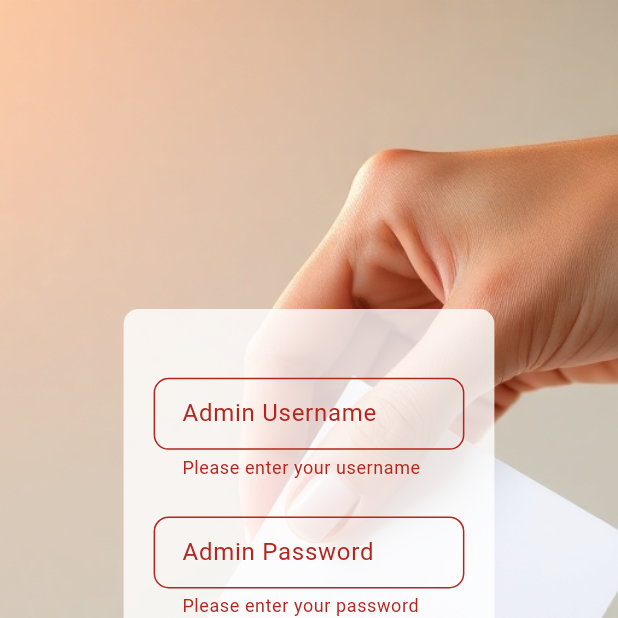
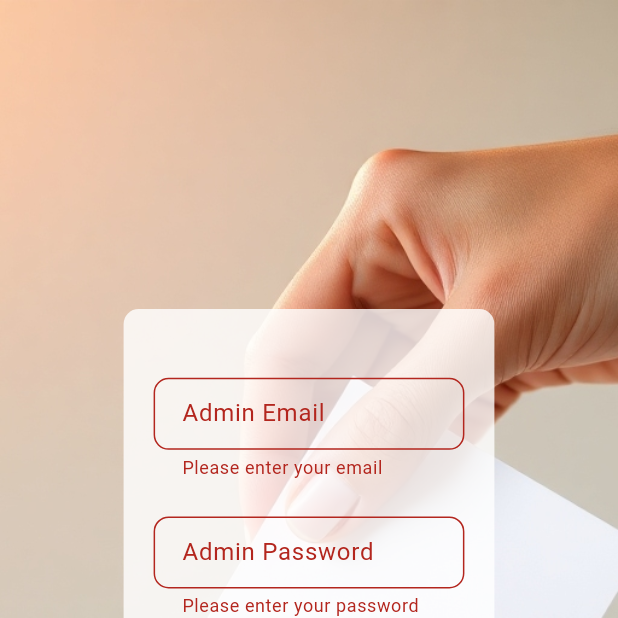
Before and after one commit to luqmanmatloob/polling-app-client, a Flutter app: the AdminLoginWithFields screen opened directly, after a tap on "Login", on a phone screen of 412 x 824 dp, the top half of it. Run offline on Flutter 3.47's test engine with Material 3 defaults, Android fonts, the phone set to English and light mode, and no system bars; our stand-ins replace flutter_dotenv, shared_preferences; accounts and stored records are empty.

```diff
--- a/lib/AdminScreens/admin_login.dart
+++ b/lib/AdminScreens/admin_login.dart
@@ -1,9 +1,15 @@
+import 'dart:convert';
+import 'dart:developer'; // Import the log package
+
 import 'package:flutter/material.dart';
+import 'package:http/http.dart' as http;
 import 'package:polling_app/AdminScreens/admin_home.dart';
 import 'package:polling_app/AdminScreens/admin_register.dart';
+import 'package:shared_preferences/shared_preferences.dart';
 
 class AdminLoginWithFields extends StatefulWidget {
   const AdminLoginWithFields({super.key});
+
   @override
   State<StatefulWidget> createState() {
     return _AdminLoginWithFieldsState();
@@ -13,25 +19,71 @@ class AdminLoginWithFields extends StatefulWidget {
 class _AdminLoginWithFieldsState extends State<AdminLoginWithFields> {
   final TextEditingController _usernameController = TextEditingController();
   final TextEditingController _passwordController = TextEditingController();
-  final _formKey = GlobalKey<FormState>();
-// Example admin credentials
-  final String _adminUsername = "admin";
-  final String _adminPassword = "admin123";
-  void _login() {
-    if (_formKey.currentState!.validate()) {
-      final enteredUsername = _usernameController.text.trim();
-      final enteredPassword = _passwordController.text.trim();
-      if (enteredUsername == _adminUsername &&
-          enteredPassword == _adminPassword) {
-        Navigator.push(
+
+  String? _usernameError;
+  String? _passwordError;
+
+  // Function to handle API login
+  Future<void> _login() async {
+    // Validate form inputs
+    setState(() {
+      _usernameError = null;
+      _passwordError = null;
+
+      if (_usernameController.text.isEmpty) {
+        _usernameError = 'Please enter your email';
+      }
+      if (_passwordController.text.isEmpty) {
+        _passwordError = 'Please enter your password';
+      }
+    });
+
+    if (_usernameError == null && _passwordError == null) {
+      final email = _usernameController.text.trim();
+      final password = _passwordController.text.trim();
+
+      final url = Uri.parse('http://localhost:5000/api/auth/login');
+      final headers = {"Content-Type": "application/json"};
+      final body = jsonEncode({
+        "email": email,
+        "password": password,
+      });
+
+      try {
+        final response = await http.post(url, headers: headers, body: body);
+
+        if (response.statusCode == 200) {
+          final responseBody = jsonDecode(response.body);
+          String token = responseBody['token'];
+
+          // Log the token using the log method
+          log('JWT Token: $token'); // Structured logging for debugging
+
+          // Save token securely using SharedPreferences
+          SharedPreferences prefs = await SharedPreferences.getInstance();
+          await prefs.setString('jwt_token', token);
+
+          // Navigate to AdminDashboard after successful login
+          if (mounted) {
+            Navigator.pushReplacement(
               context,
               MaterialPageRoute(builder: (context) => const AdminDashboard()),
             );
+          }
         } else {
-// Show invalid credentials error
+          final responseBody = jsonDecode(response.body);
+          if (mounted) {
             ScaffoldMessenger.of(context).showSnackBar(
-          const SnackBar(content: Text("Invalid username or password!")),
+              SnackBar(content: Text('Error: ${responseBody['message']}')),
             );
+          }
+        }
+      } catch (e) {
+        if (mounted) {
+          ScaffoldMessenger.of(context).showSnackBar(
+            const SnackBar(content: Text('Error connecting to server')),
+          );
+        }
       }
     }
   }
@@ -40,8 +92,10 @@ class _AdminLoginWithFieldsState extends State<AdminLoginWithFields> {
   Widget build(BuildContext context) {
     double screenWidth = MediaQuery.of(context).size.width;
     double screenHeight = MediaQuery.of(context).size.height;
+
     double fieldWidth = screenWidth * 0.60;
     double fieldHeight = screenHeight * 0.1;
+
     return Scaffold(
       body: Stack(
         children: [
@@ -60,37 +114,30 @@ class _AdminLoginWithFieldsState extends State<AdminLoginWithFields> {
                 color: Colors.white.withOpacity(0.8),
                 borderRadius: BorderRadius.circular(10),
               ),
-              child: Form(
-                key: _formKey,
               child: Column(
                 mainAxisAlignment: MainAxisAlignment.center,
                 children: [
                   SizedBox(
                     width: fieldWidth,
                     height: fieldHeight,
-                      child: TextFormField(
+                    child: TextField(
                       controller: _usernameController,
                       decoration: InputDecoration(
-                          labelText: "Admin Username",
+                        labelText: "Admin Email",
                         contentPadding: const EdgeInsets.symmetric(
                             vertical: 0, horizontal: 15),
                         border: OutlineInputBorder(
                           borderRadius: BorderRadius.circular(10),
                         ),
+                        errorText: _usernameError,
                       ),
-                        validator: (value) {
-                          if (value == null || value.isEmpty) {
-                            return "Please enter your username";
-                          }
-                          return null;
-                        },
                     ),
                   ),
                   const SizedBox(height: 10),
                   SizedBox(
                     width: fieldWidth,
                     height: fieldHeight,
-                      child: TextFormField(
+                    child: TextField(
                       controller: _passwordController,
                       obscureText: true,
                       decoration: InputDecoration(
@@ -100,13 +147,8 @@ class _AdminLoginWithFieldsState extends State<AdminLoginWithFields> {
                         border: OutlineInputBorder(
                           borderRadius: BorderRadius.circular(10),
                         ),
+                        errorText: _passwordError,
                       ),
-                        validator: (value) {
-                          if (value == null || value.isEmpty) {
-                            return "Please enter your password";
-                          }
-                          return null;
-                        },
                     ),
                   ),
                   const SizedBox(height: 20),
@@ -119,8 +161,7 @@ class _AdminLoginWithFieldsState extends State<AdminLoginWithFields> {
                       minimumSize: Size(fieldWidth, fieldHeight),
                     ),
                     onPressed: _login,
-                      child:
-                          const Text("Login", style: TextStyle(fontSize: 16)),
+                    child: const Text("Login", style: TextStyle(fontSize: 16)),
                   ),
                   const SizedBox(height: 20),
                   Row(
@@ -135,8 +176,7 @@ class _AdminLoginWithFieldsState extends State<AdminLoginWithFields> {
                           Navigator.push(
                             context,
                             MaterialPageRoute(
-                                builder: (context) =>
-                                    const AdminRegisterLogin(),
+                              builder: (context) => const AdminRegisterLogin(),
                             ),
                           );
                         },
@@ -155,7 +195,6 @@ class _AdminLoginWithFieldsState extends State<AdminLoginWithFields> {
               ),
             ),
           ),
-          ),
         ],
       ),
     );
--- a/lib/AdminScreens/admin_register.dart
+++ b/lib/AdminScreens/admin_register.dart
@@ -1,8 +1,8 @@
 import 'dart:convert';
 import 'package:flutter/material.dart';
 import 'package:http/http.dart' as http;
-import 'admin_home.dart';
-import 'admin_login.dart';
+import 'admin_home.dart'; // Your admin dashboard or home screen
+import 'admin_login.dart'; // Admin login screen to navigate to
 
 class AdminRegisterLogin extends StatefulWidget {
   const AdminRegisterLogin({super.key});
@@ -32,7 +32,7 @@ class _AdminLoginState extends State<AdminRegisterLogin> {
   // Function to handle API registration
   Future<void> _registerAdmin() async {
     final url = Uri.parse(
-        'http://192.168.1.7:5000/api/auth/register'); // Replace with your server IP
+        'http://localhost:5000/api/auth/register'); // Replace with your server IP
     final headers = {"Content-Type": "application/json"};
 
     final body = jsonEncode({
```
Lines whose indentation alone changed are shown as unchanged.
